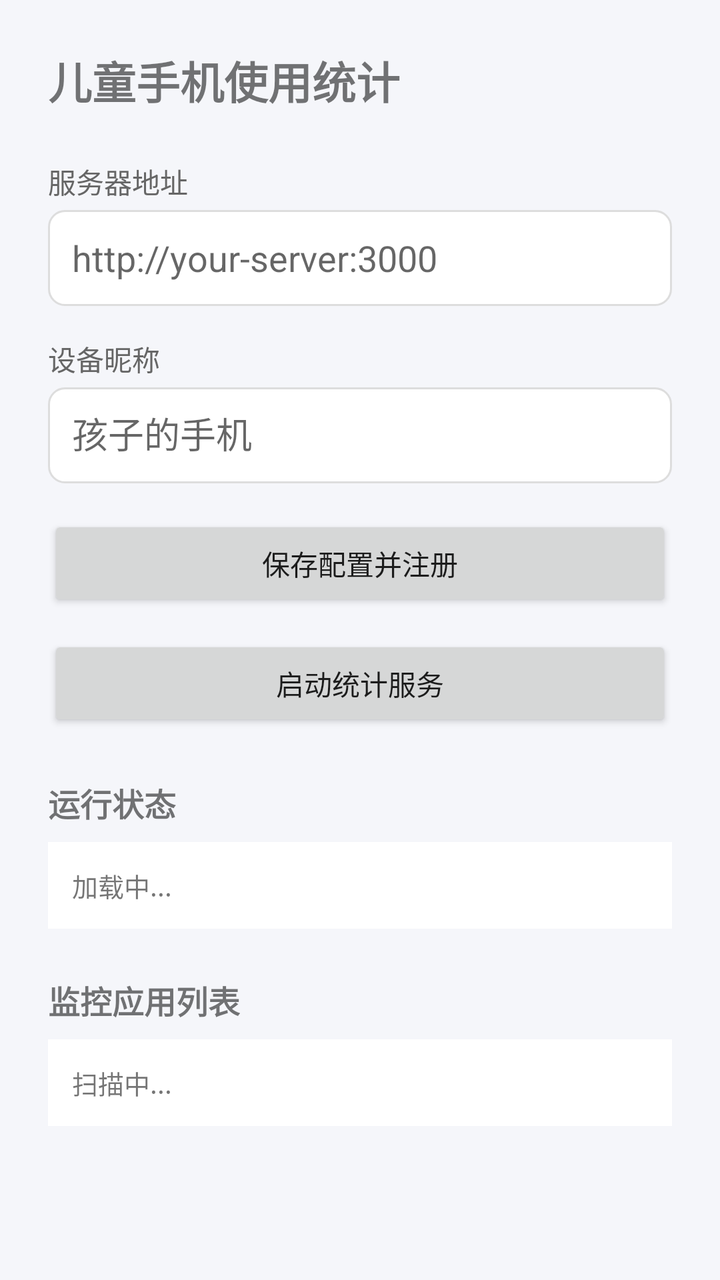
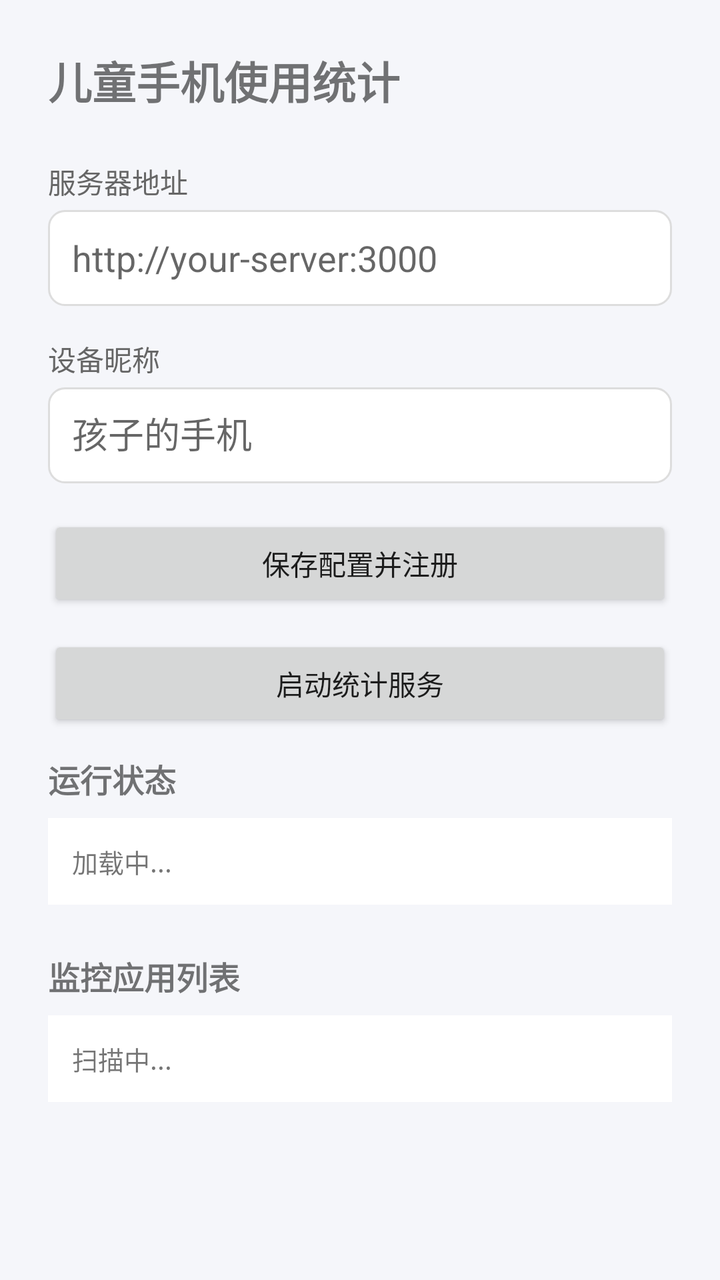

Screens rendered from an Android XML layout before and after an edit, with the pre-edit source and the edit as a unified diff.
<!-- AndroidManifest.xml: application theme Theme.ChildUsageTracker -->
<!-- res/layout/activity_main.xml -->
<?xml version="1.0" encoding="utf-8"?>
<ScrollView xmlns:android="http://schemas.android.com/apk/res/android"
    android:layout_width="match_parent"
    android:layout_height="match_parent"
    android:padding="24dp"
    android:background="#F5F6FA">

    <LinearLayout
        android:layout_width="match_parent"
        android:layout_height="wrap_content"
        android:orientation="vertical">

        <TextView
            android:layout_width="wrap_content"
            android:layout_height="wrap_content"
            android:text="儿童手机使用统计"
            android:textSize="22sp"
            android:textStyle="bold"
            android:layout_marginBottom="24dp" />

        
        <TextView
            android:layout_width="wrap_content"
            android:layout_height="wrap_content"
            android:text="服务器地址"
            android:textSize="14sp"
            android:textColor="#666"
            android:layout_marginBottom="4dp" />

        <EditText
            android:id="@+id/et_server_url"
            android:layout_width="match_parent"
            android:layout_height="48dp"
            android:hint="http://your-server:3000"
            android:inputType="textUri"
            android:background="@drawable/bg_input"
            android:padding="12dp"
            android:layout_marginBottom="16dp" />

        <TextView
            android:layout_width="wrap_content"
            android:layout_height="wrap_content"
            android:text="设备昵称"
            android:textSize="14sp"
            android:textColor="#666"
            android:layout_marginBottom="4dp" />

        <EditText
            android:id="@+id/et_nickname"
            android:layout_width="match_parent"
            android:layout_height="48dp"
            android:hint="孩子的手机"
            android:inputType="text"
            android:background="@drawable/bg_input"
            android:padding="12dp"
            android:layout_marginBottom="16dp" />

        <Button
            android:id="@+id/btn_save"
            android:layout_width="match_parent"
            android:layout_height="48dp"
            android:text="保存配置并注册"
            android:layout_marginBottom="12dp" />

        <Button
            android:id="@+id/btn_start"
            android:layout_width="match_parent"
            android:layout_height="48dp"
            android:text="启动统计服务"
            android:layout_marginBottom="24dp" />

        
        <TextView
            android:layout_width="wrap_content"
            android:layout_height="wrap_content"
            android:text="运行状态"
            android:textSize="16sp"
            android:textStyle="bold"
            android:layout_marginBottom="8dp" />

        <TextView
            android:id="@+id/tv_status"
            android:layout_width="match_parent"
            android:layout_height="wrap_content"
            android:text="加载中..."
            android:textSize="13sp"
            android:fontFamily="monospace"
            android:background="#FFFFFF"
            android:padding="12dp"
            android:layout_marginBottom="24dp" />

        
        <TextView
            android:layout_width="wrap_content"
            android:layout_height="wrap_content"
            android:text="监控应用列表"
            android:textSize="16sp"
            android:textStyle="bold"
            android:layout_marginBottom="8dp" />

        <TextView
            android:id="@+id/tv_apps"
            android:layout_width="match_parent"
            android:layout_height="wrap_content"
            android:text="扫描中..."
            android:textSize="13sp"
            android:background="#FFFFFF"
            android:padding="12dp" />

    </LinearLayout>
</ScrollView>
<!-- resources referenced by this layout -->
<resources>
  <!-- drawable bg_input (drawable) -->
  <?xml version="1.0" encoding="utf-8"?>
  <shape xmlns:android="http://schemas.android.com/apk/res/android"
      android:shape="rectangle">
      <solid android:color="#FFFFFF" />
      <corners android:radius="8dp" />
      <stroke android:width="1dp" android:color="#DDDDDD" />
  </shape>
  <style name="Theme.ChildUsageTracker" parent="Theme.MaterialComponents.Light.NoActionBar">
          <item name="colorPrimary">#4F8CFF</item>
          <item name="colorPrimaryVariant">#3B6FDB</item>
          <item name="colorOnPrimary">#FFFFFF</item>
          <item name="colorSecondary">#4F8CFF</item>
          <item name="android:statusBarColor">#4F8CFF</item>
      </style>
</resources>

<!-- the commit's change to res/layout/activity_main.xml (unified diff, before → after) -->
@@ -67,6 +67,14 @@
             android:layout_width="match_parent"
             android:layout_height="48dp"
             android:text="启动统计服务"
+            android:layout_marginBottom="12dp" />
+
+        <Button
+            android:id="@+id/btn_miui"
+            android:layout_width="match_parent"
+            android:layout_height="48dp"
+            android:text="红米/HyperOS 保活设置"
+            android:visibility="gone"
             android:layout_marginBottom="24dp" />
 
         
